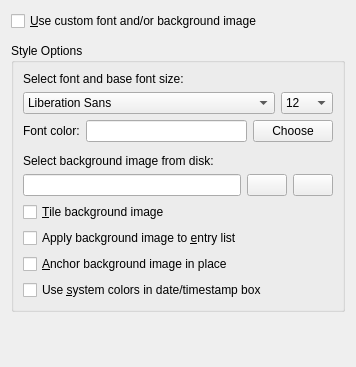
Before: the Qt Designer form ui/configurationappearance.ui in pwizard2/robojournal, drawn with Qt 5.
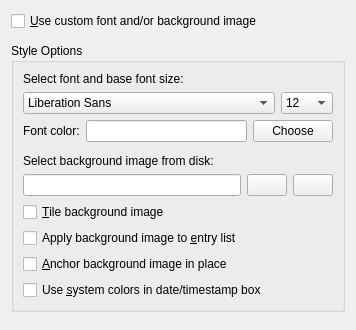
After: the same form once the commit is applied. Icons and pictures are not drawn.

Patch:
```diff
--- a/ui/configurationappearance.ui
+++ b/ui/configurationappearance.ui
@@ -7,7 +7,7 @@
     <x>0</x>
     <y>0</y>
     <width>356</width>
-    <height>367</height>
+    <height>330</height>
    </rect>
   </property>
   <property name="windowTitle">
```
